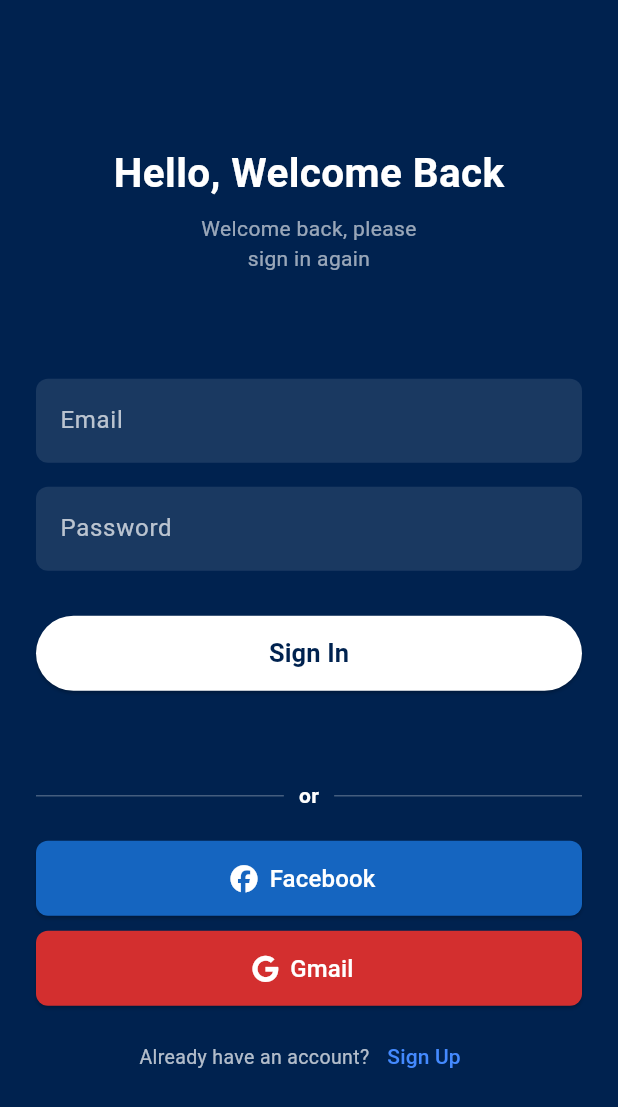
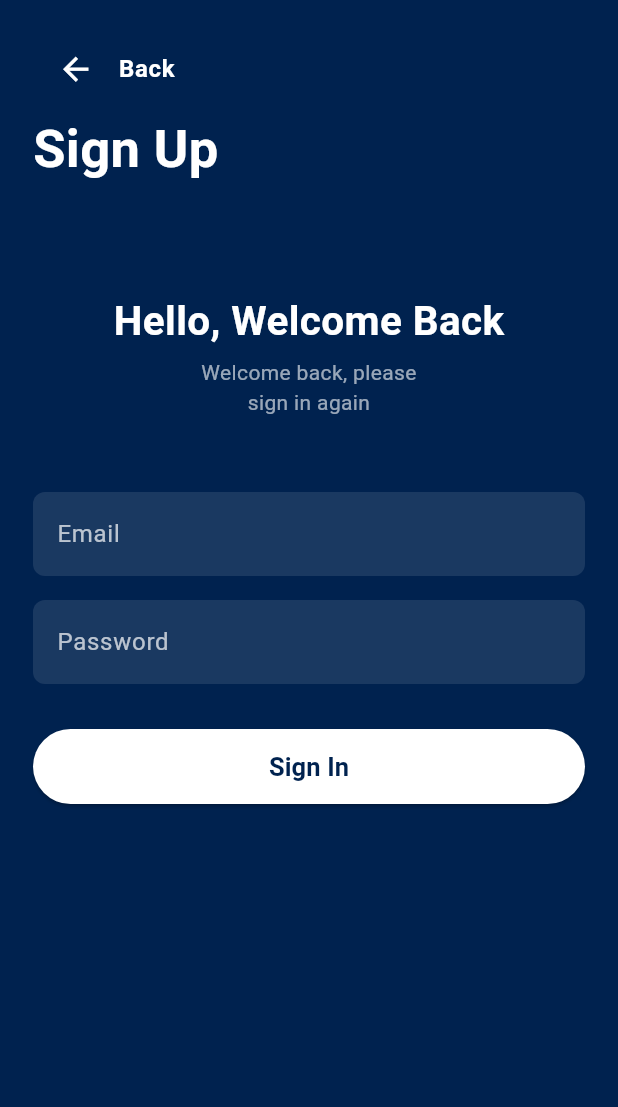
Before and after one commit to Aemiroyoo/mandiri_test, a Flutter app: the screen it shows after launch, after a tap on "Sign Up", on a phone screen of 412 x 824 dp. Shown: the top 1107 px of the screen. Run offline on Flutter 3.47's test engine with Material 3 defaults, Android fonts, the phone set to English and light mode, and no system bars; our stand-ins replace font_awesome_flutter.

Commit message:
refactor: move login screen to a new directory and remove unused file

```diff
--- a/lib/login_screen.dart
+++ /dev/null
@@ -1,200 +0,0 @@
-import 'package:flutter/material.dart';
-import 'package:font_awesome_flutter/font_awesome_flutter.dart';
-
-class LoginScreen extends StatelessWidget {
-  @override
-  Widget build(BuildContext context) {
-    return Scaffold(
-      resizeToAvoidBottomInset: false, // untuk menghindari error overflow
-      backgroundColor: Color(0xFF00224F), // Warna dari Figma
-      body: Padding(
-        padding: const EdgeInsets.symmetric(horizontal: 24.0),
-        child: Column(
-          mainAxisAlignment: MainAxisAlignment.center,
-          crossAxisAlignment: CrossAxisAlignment.center,
-          children: [
-            // Teks Selamat Datang
-            Text(
-              "Hello, Welcome Back",
-              style: TextStyle(
-                fontSize: 27,
-                color: Colors.white,
-                fontWeight: FontWeight.bold,
-              ),
-            ),
-            SizedBox(height: 8),
-            Text(
-              "Welcome back, please\nsign in again",
-              textAlign: TextAlign.center,
-              style: TextStyle(
-                fontSize: 14,
-                color: Colors.white.withOpacity(0.6),
-              ),
-            ),
-            SizedBox(height: 70),
-
-            // Input Email
-            TextField(
-              style: TextStyle(color: Colors.white),
-              decoration: InputDecoration(
-                hintText: "Email",
-                hintStyle: TextStyle(color: Colors.white70),
-                filled: true,
-                fillColor: Colors.white10,
-                border: OutlineInputBorder(
-                  borderRadius: BorderRadius.circular(8),
-                  borderSide: BorderSide.none,
-                ),
-              ),
-            ),
-            SizedBox(height: 16),
-
-            // Input Password
-            TextField(
-              obscureText: true,
-              style: TextStyle(color: Colors.white),
-              decoration: InputDecoration(
-                hintText: "Password",
-                hintStyle: TextStyle(color: Colors.white70),
-                filled: true,
-                fillColor: Colors.white10,
-                border: OutlineInputBorder(
-                  borderRadius: BorderRadius.circular(8),
-                  borderSide: BorderSide.none,
-                ),
-              ),
-            ),
-            SizedBox(height: 30),
-
-            // Tombol Login
-            ElevatedButton(
-              onPressed: () {
-                print("Login button pressed");
-              },
-              style: ElevatedButton.styleFrom(
-                backgroundColor: Colors.white,
-                minimumSize: Size(double.infinity, 50),
-                shape: RoundedRectangleBorder(
-                  borderRadius: BorderRadius.circular(30),
-                ),
-              ),
-              child: Text(
-                "Sign In",
-                style: TextStyle(
-                  fontSize: 17,
-                  color: const Color.fromARGB(255, 0, 34, 79),
-                  fontWeight: FontWeight.w700,
-                ),
-              ),
-            ),
-
-            SizedBox(height: 60),
-
-            // Garis dan Teks "or"
-            Row(
-              children: [
-                Expanded(
-                  child: Divider(
-                    color: const Color.fromARGB(68, 255, 255, 255),
-                    thickness: 1,
-                  ),
-                ),
-                Padding(
-                  padding: const EdgeInsets.symmetric(horizontal: 10),
-                  child: Text(
-                    "or",
-                    style: TextStyle(
-                      color: Colors.white,
-                      fontWeight: FontWeight.w600,
-                    ),
-                  ),
-                ),
-                Expanded(
-                  child: Divider(
-                    color: const Color.fromARGB(68, 255, 255, 255),
-                    thickness: 1,
-                  ),
-                ),
-              ],
-            ),
-
-            SizedBox(height: 20),
-
-            // Tombol Login dengan Facebook
-            SocialLoginButton(
-              icon: FontAwesomeIcons.facebook,
-              text: "Facebook",
-              color: Colors.blue.shade800,
-              onPressed: () {
-                print("Login with Facebook");
-              },
-            ),
-
-            SizedBox(height: 10),
-
-            // Tombol Login dengan Gmail
-            SocialLoginButton(
-              icon: FontAwesomeIcons.google,
-              text: "Gmail",
-              color: Colors.red.shade700,
-              onPressed: () {
-                print("Login with Google");
-              },
-            ),
-
-            SizedBox(height: 10),
-
-            // Teks "Already have an account? Sign In"
-            Row(
-              mainAxisAlignment: MainAxisAlignment.center,
-              children: [
-                Text(
-                  "Already have an account?",
-                  style: TextStyle(color: Colors.white70, fontSize: 13),
-                ),
-                TextButton(
-                  onPressed: () {
-                    print("Navigate to Sign In screen");
-                  },
-                  child: Text(
-                    "Sign Up",
-                    style: TextStyle(color: Colors.blueAccent),
-                  ),
-                ),
-              ],
-            ),
-          ],
-        ),
-      ),
-    );
-  }
-}
-
-// Widget Tombol Social Login
-class SocialLoginButton extends StatelessWidget {
-  final IconData icon;
-  final String text;
-  final Color color;
-  final VoidCallback onPressed;
-
-  const SocialLoginButton({
-    required this.icon,
-    required this.text,
-    required this.color,
-    required this.onPressed,
-  });
-
-  @override
-  Widget build(BuildContext context) {
-    return ElevatedButton.icon(
-      onPressed: onPressed,
-      icon: FaIcon(icon, color: Colors.white),
-      label: Text(text, style: TextStyle(fontSize: 16, color: Colors.white)),
-      style: ElevatedButton.styleFrom(
-        backgroundColor: color,
-        minimumSize: Size(double.infinity, 50),
-        shape: RoundedRectangleBorder(borderRadius: BorderRadius.circular(8)),
-      ),
-    );
-  }
-}
--- a/lib/main.dart
+++ b/lib/main.dart
@@ -1,5 +1,5 @@
 import 'package:flutter/material.dart';
-import 'package:mandiri_test/login_screen.dart';
+import 'package:mandiri_test/sign_in/login_screen.dart';
 
 void main() {
   runApp(const MyApp());
--- /dev/null
+++ b/lib/sign_in/login_screen.dart
@@ -0,0 +1,232 @@
+import 'package:flutter/material.dart';
+import 'package:font_awesome_flutter/font_awesome_flutter.dart';
+import 'package:mandiri_test/sign_up/signup_screen.dart';
+
+class LoginScreen extends StatelessWidget {
+  @override
+  Widget build(BuildContext context) {
+    return Scaffold(
+      resizeToAvoidBottomInset: false, // untuk menghindari error overflow
+      backgroundColor: Color(0xFF00224F), // Warna dari Figma
+      body: Padding(
+        padding: const EdgeInsets.symmetric(horizontal: 22.0),
+        child: Center(
+          child: Column(
+            mainAxisAlignment: MainAxisAlignment.center,
+            crossAxisAlignment: CrossAxisAlignment.center,
+            children: [
+              // Teks Selamat Datang
+              Align(
+                alignment: Alignment.centerLeft,
+                child: Text(
+                  "Sign In",
+                  style: TextStyle(
+                    fontSize: 35,
+                    color: Colors.white,
+                    fontWeight: FontWeight.bold,
+                  ),
+                ),
+              ),
+              SizedBox(height: 40),
+              Container(
+                width: 250,
+                height: 120,
+                decoration: BoxDecoration(
+                  color: Colors.white,
+                  borderRadius: BorderRadius.circular(20),
+                ),
+                child: Icon(Icons.person, size: 70, color: Color(0xFF00224F)),
+              ),
+              SizedBox(height: 20),
+              Text(
+                "Hello, Welcome Back",
+                style: TextStyle(
+                  fontSize: 27,
+                  color: Colors.white,
+                  fontWeight: FontWeight.bold,
+                ),
+              ),
+              SizedBox(height: 5),
+              Text(
+                "Welcome back, please\nsign in again",
+                textAlign: TextAlign.center,
+                style: TextStyle(
+                  fontSize: 14,
+                  color: Colors.white.withOpacity(0.6),
+                ),
+              ),
+              SizedBox(height: 20),
+
+              // Input Email
+              TextField(
+                style: TextStyle(color: Colors.white),
+                decoration: InputDecoration(
+                  hintText: "Email",
+                  hintStyle: TextStyle(color: Colors.white70),
+                  filled: true,
+                  fillColor: Colors.white10,
+                  border: OutlineInputBorder(
+                    borderRadius: BorderRadius.circular(8),
+                    borderSide: BorderSide.none,
+                  ),
+                ),
+              ),
+              SizedBox(height: 16),
+
+              // Input Password
+              TextField(
+                obscureText: true,
+                style: TextStyle(color: Colors.white),
+                decoration: InputDecoration(
+                  hintText: "Password",
+                  hintStyle: TextStyle(color: Colors.white70),
+                  filled: true,
+                  fillColor: Colors.white10,
+                  border: OutlineInputBorder(
+                    borderRadius: BorderRadius.circular(8),
+                    borderSide: BorderSide.none,
+                  ),
+                ),
+              ),
+              SizedBox(height: 30),
+
+              // Tombol Login
+              ElevatedButton(
+                onPressed: () {
+                  print("Login button pressed");
+                },
+                style: ElevatedButton.styleFrom(
+                  backgroundColor: Colors.white,
+                  minimumSize: Size(double.infinity, 50),
+                  shape: RoundedRectangleBorder(
+                    borderRadius: BorderRadius.circular(30),
+                  ),
+                ),
+                child: Text(
+                  "Sign In",
+                  style: TextStyle(
+                    fontSize: 17,
+                    color: const Color.fromARGB(255, 0, 34, 79),
+                    fontWeight: FontWeight.w700,
+                  ),
+                ),
+              ),
+
+              SizedBox(height: 20),
+
+              // Garis dan Teks "or"
+              Row(
+                children: [
+                  Expanded(
+                    child: Divider(
+                      color: const Color.fromARGB(68, 255, 255, 255),
+                      thickness: 1,
+                    ),
+                  ),
+                  Padding(
+                    padding: const EdgeInsets.symmetric(horizontal: 10),
+                    child: Text(
+                      "or",
+                      style: TextStyle(
+                        color: Colors.white,
+                        fontWeight: FontWeight.w600,
+                      ),
+                    ),
+                  ),
+                  Expanded(
+                    child: Divider(
+                      color: const Color.fromARGB(68, 255, 255, 255),
+                      thickness: 1,
+                    ),
+                  ),
+                ],
+              ),
+
+              SizedBox(height: 20),
+
+              // Tombol Login dengan Facebook
+              SocialLoginButton(
+                icon: FontAwesomeIcons.facebook,
+                text: "Sign in with Facebook",
+                color: Colors.blue.shade800,
+                onPressed: () {
+                  print("Login with Facebook");
+                },
+              ),
+
+              SizedBox(height: 10),
+
+              // Tombol Login dengan Gmail
+              SocialLoginButton(
+                icon: FontAwesomeIcons.google,
+                text: "Sign in with Gmail",
+                color: Colors.red.shade700,
+                onPressed: () {
+                  print("Login with Google");
+                },
+              ),
+
+              SizedBox(height: 10),
+
+              // Teks "Already have an account? Sign In"
+              Row(
+                mainAxisAlignment: MainAxisAlignment.center,
+                children: [
+                  Text(
+                    "Already have an account?",
+                    style: TextStyle(color: Colors.white70, fontSize: 13),
+                  ),
+                  TextButton(
+                    onPressed: () {
+                      Navigator.push(
+                        context,
+                        MaterialPageRoute(builder: (context) => SignupScreen()),
+                      );
+                    },
+                    child: Text(
+                      "Sign Up",
+                      style: TextStyle(
+                        color: Colors.blueAccent,
+                        fontSize: 15,
+                        fontWeight: FontWeight.w700,
+                      ),
+                    ),
+                  ),
+                ],
+              ),
+            ],
+          ),
+        ),
+      ),
+    );
+  }
+}
+
+// Widget Tombol Social Login
+class SocialLoginButton extends StatelessWidget {
+  final IconData icon;
+  final String text;
+  final Color color;
+  final VoidCallback onPressed;
+
+  const SocialLoginButton({
+    required this.icon,
+    required this.text,
+    required this.color,
+    required this.onPressed,
+  });
+
+  @override
+  Widget build(BuildContext context) {
+    return ElevatedButton.icon(
+      onPressed: onPressed,
+      icon: FaIcon(icon, color: Colors.white),
+      label: Text(text, style: TextStyle(fontSize: 16, color: Colors.white)),
+      style: ElevatedButton.styleFrom(
+        backgroundColor: color,
+        minimumSize: Size(double.infinity, 50),
+        shape: RoundedRectangleBorder(borderRadius: BorderRadius.circular(8)),
+      ),
+    );
+  }
+}
--- /dev/null
+++ b/lib/sign_up/signup_screen.dart
@@ -0,0 +1,188 @@
+import 'package:flutter/material.dart';
+import 'package:font_awesome_flutter/font_awesome_flutter.dart';
+import 'package:mandiri_test/sign_in/login_screen.dart';
+
+class SignupScreen extends StatefulWidget {
+  const SignupScreen({super.key});
+
+  @override
+  State<SignupScreen> createState() => _SignupScreenState();
+}
+
+class _SignupScreenState extends State<SignupScreen> {
+  @override
+  Widget build(BuildContext context) {
+    return Scaffold(
+      resizeToAvoidBottomInset: false, // untuk menghindari error overflow
+      backgroundColor: Color(0xFF00224F), // Warna dari Figma
+      body: Padding(
+        padding: const EdgeInsets.symmetric(horizontal: 22.0),
+        child: Center(
+          child: Column(
+            mainAxisAlignment: MainAxisAlignment.center,
+            crossAxisAlignment: CrossAxisAlignment.center,
+            children: [
+              Align(
+                alignment: Alignment.centerLeft,
+                child: Container(
+                  width: 150,
+                  child: ListTile(
+                    leading: const Icon(
+                      Icons.arrow_back,
+                      size: 25,
+                      color: Color.fromARGB(255, 255, 255, 255),
+                    ),
+                    title: const Text(
+                      'Back',
+                      style: TextStyle(
+                        fontSize: 16,
+                        fontWeight: FontWeight.bold,
+                        color: Color.fromARGB(255, 255, 255, 255),
+                      ),
+                    ),
+                    onTap: () {
+                      Navigator.pushReplacement(
+                        context,
+                        MaterialPageRoute(
+                          builder: (context) {
+                            return LoginScreen();
+                          },
+                        ),
+                      );
+                    },
+                  ),
+                ),
+              ),
+
+              Align(
+                alignment: Alignment.centerLeft,
+                child: Text(
+                  "Sign Up",
+                  style: TextStyle(
+                    fontSize: 35,
+                    color: Colors.white,
+                    fontWeight: FontWeight.bold,
+                  ),
+                ),
+              ),
+              SizedBox(height: 50),
+              // Container(
+              //   width: 250,
+              //   height: 120,
+              //   decoration: BoxDecoration(
+              //     color: Colors.white,
+              //     borderRadius: BorderRadius.circular(20),
+              //   ),
+              //   child: Icon(Icons.person, size: 70, color: Color(0xFF00224F)),
+              // ),
+              SizedBox(height: 20),
+              Text(
+                "Hello, Welcome Back",
+                style: TextStyle(
+                  fontSize: 27,
+                  color: Colors.white,
+                  fontWeight: FontWeight.bold,
+                ),
+              ),
+              SizedBox(height: 5),
+              Text(
+                "Welcome back, please\nsign in again",
+                textAlign: TextAlign.center,
+                style: TextStyle(
+                  fontSize: 14,
+                  color: Colors.white.withOpacity(0.6),
+                ),
+              ),
+              SizedBox(height: 50),
+
+              // Input Email
+              TextField(
+                style: TextStyle(color: Colors.white),
+                decoration: InputDecoration(
+                  hintText: "Email",
+                  hintStyle: TextStyle(color: Colors.white70),
+                  filled: true,
+                  fillColor: Colors.white10,
+                  border: OutlineInputBorder(
+                    borderRadius: BorderRadius.circular(8),
+                    borderSide: BorderSide.none,
+                  ),
+                ),
+              ),
+              SizedBox(height: 16),
+
+              // Input Password
+              TextField(
+                obscureText: true,
+                style: TextStyle(color: Colors.white),
+                decoration: InputDecoration(
+                  hintText: "Password",
+                  hintStyle: TextStyle(color: Colors.white70),
+                  filled: true,
+                  fillColor: Colors.white10,
+                  border: OutlineInputBorder(
+                    borderRadius: BorderRadius.circular(8),
+                    borderSide: BorderSide.none,
+                  ),
+                ),
+              ),
+              SizedBox(height: 30),
+
+              // Tombol Login
+              ElevatedButton(
+                onPressed: () {
+                  print("Login button pressed");
+                },
+                style: ElevatedButton.styleFrom(
+                  backgroundColor: Colors.white,
+                  minimumSize: Size(double.infinity, 50),
+                  shape: RoundedRectangleBorder(
+                    borderRadius: BorderRadius.circular(30),
+                  ),
+                ),
+                child: Text(
+                  "Sign In",
+                  style: TextStyle(
+                    fontSize: 17,
+                    color: const Color.fromARGB(255, 0, 34, 79),
+                    fontWeight: FontWeight.w700,
+                  ),
+                ),
+              ),
+              SizedBox(height: 270),
+            ],
+          ),
+        ),
+      ),
+    );
+  }
+}
+
+// Widget Tombol Social Login
+class SocialLoginButton extends StatelessWidget {
+  final IconData icon;
+  final String text;
+  final Color color;
+  final VoidCallback onPressed;
+
+  const SocialLoginButton({
+    required this.icon,
+    required this.text,
+    required this.color,
+    required this.onPressed,
+  });
+
+  @override
+  Widget build(BuildContext context) {
+    return ElevatedButton.icon(
+      onPressed: onPressed,
+      icon: FaIcon(icon, color: Colors.white),
+      label: Text(text, style: TextStyle(fontSize: 16, color: Colors.white)),
+      style: ElevatedButton.styleFrom(
+        backgroundColor: color,
+        minimumSize: Size(double.infinity, 50),
+        shape: RoundedRectangleBorder(borderRadius: BorderRadius.circular(8)),
+      ),
+    );
+  }
+}
```
